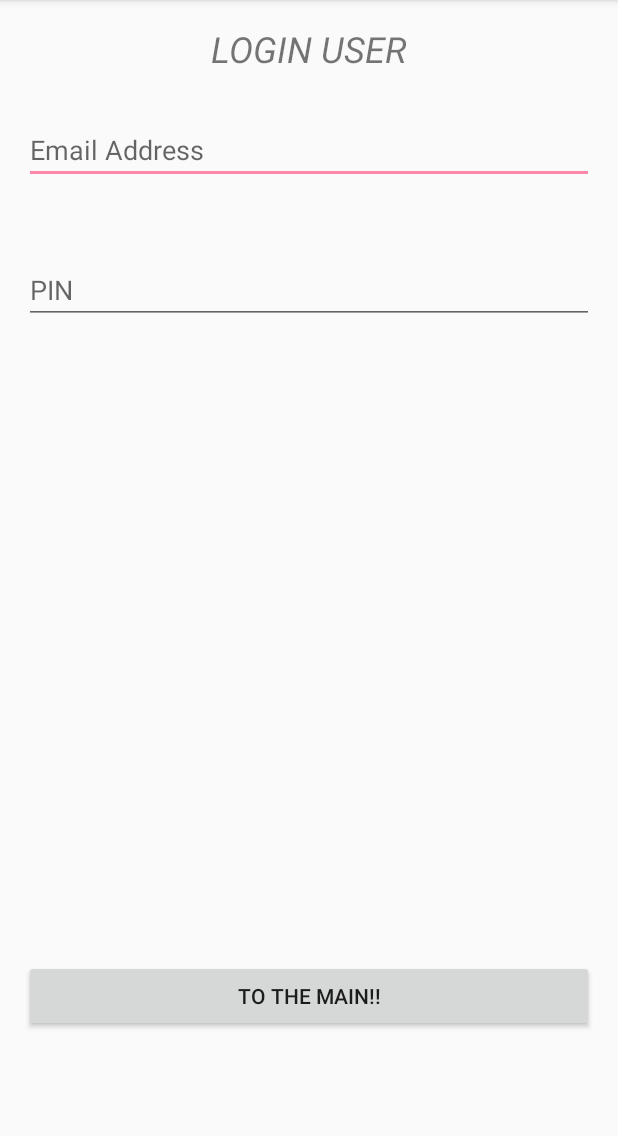
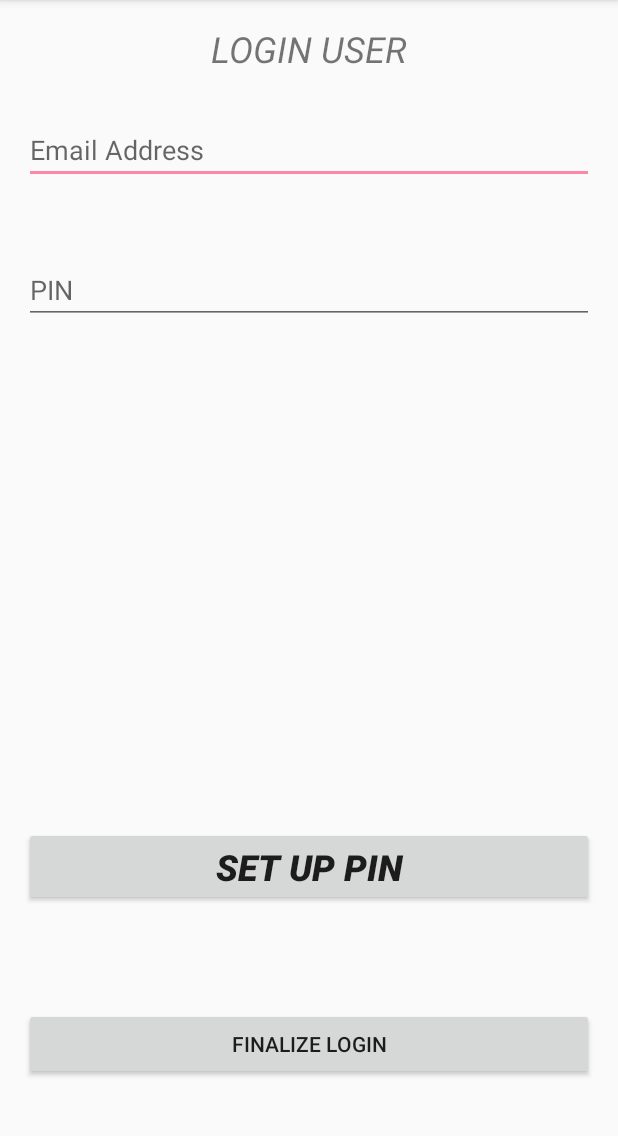
Before and after one commit to kazetrend/TCCS_ClockIn, an Android app: the screen it shows after launch (registeractivity), on a phone screen of 412 x 824 dp, the part 84-1220 px from its top. Run offline under Robolectric (Android 15) with nearby library versions, the phone set to English and light mode, and no system bars; our stand-ins replace Volley; libraries missing offline, so code that uses them is left out: com.afollestad.materialdialogs; 3 statements that could not run were skipped.

Commit message:
where are my changes!!

```diff
--- a/app/src/main/java/com/example/jirehcordova/tccs_clockin/MainActivity.java
+++ b/app/src/main/java/com/example/jirehcordova/tccs_clockin/MainActivity.java
@@ -45,7 +45,7 @@ public class MainActivity extends PinActivity implements View.OnClickListener {
         btn.setText("CLOCK IN");
         btn.setOnClickListener(this);
 
-        Button pinSet = (Button)findViewById(R.id.pinSetUp);
+        /*Button pinSet = (Button)findViewById(R.id.pinSetUp);
         final LinearLayout zz = (LinearLayout) findViewById(R.id.line);
         pinSet.setOnClickListener(new View.OnClickListener(){
             @Override
@@ -55,7 +55,7 @@ public class MainActivity extends PinActivity implements View.OnClickListener {
                 intent.putExtra(AppLock.EXTRA_TYPE, AppLock.ENABLE_PINLOCK);
                 startActivityForResult(intent, REQUEST_CODE_ENABLE);
             }
-        });
+        });*/
 
         prefs = getSharedPreferences("name", Context.MODE_PRIVATE);
 
--- a/app/src/main/java/com/example/jirehcordova/tccs_clockin/registeractivity.java
+++ b/app/src/main/java/com/example/jirehcordova/tccs_clockin/registeractivity.java
@@ -10,6 +10,7 @@ import android.util.Log;
 import android.view.View;
 import android.widget.Button;
 import android.widget.EditText;
+import android.widget.LinearLayout;
 import android.widget.Toast;
 import com.afollestad.materialdialogs.MaterialDialog;
 import com.android.volley.Request;
@@ -25,6 +26,8 @@ import com.android.volley.toolbox.StringRequest;
 
 import org.json.JSONArray;
 import org.json.JSONObject;
+
+import com.github.orangegangsters.lollipin.lib.managers.AppLock;
 import com.google.gson.Gson;
 import org.json.JSONException;
 import java.util.HashMap;
@@ -39,6 +42,7 @@ import com.example.jirehcordova.tccs_clockin.model.User;
 public class registeractivity extends AppCompatActivity {
 
     private static final String JSON_OBJECT_REQUEST_URL = "http://10.0.0.2:8080/api/login";
+    private static final int REQUEST_CODE_ENABLE = 11;
 
     @Override
     protected void onCreate(Bundle savedInstanceState) {
@@ -48,6 +52,18 @@ public class registeractivity extends AppCompatActivity {
         final EditText pin = (EditText)findViewById(R.id.Pin);
         final EditText email = (EditText)findViewById(R.id.email);
         Button bregister = (Button)findViewById(R.id.submit);
+
+        Button pinSet = (Button)findViewById(R.id.pinSetUp);
+        final LinearLayout zz = (LinearLayout) findViewById(R.id.line);
+        pinSet.setOnClickListener(new View.OnClickListener(){
+            @Override
+            public void onClick(View button){
+                zz.removeView(button);
+                Intent intent = new Intent(registeractivity.this, CustomPinActivity.class);
+                intent.putExtra(AppLock.EXTRA_TYPE, AppLock.ENABLE_PINLOCK);
+                startActivityForResult(intent, REQUEST_CODE_ENABLE);
+            }
+        });
 
        // client.execute();
         bregister.setOnClickListener(new View.OnClickListener(){
--- a/app/src/main/res/layout/activity_registeractivity.xml
+++ b/app/src/main/res/layout/activity_registeractivity.xml
@@ -9,16 +9,6 @@
     android:paddingRight="@dimen/activity_horizontal_margin"
     android:paddingTop="@dimen/activity_vertical_margin"
     >
-
-    <Button
-        android:text="TO THE MAIN!!"
-        android:layout_width="match_parent"
-        android:layout_height="wrap_content"
-        android:id="@+id/submit"
-        android:layout_alignParentBottom="true"
-        android:layout_alignParentLeft="true"
-        android:layout_alignParentStart="true"
-        android:layout_marginBottom="64dp" />
 
     <TextView
         android:text="LOGIN USER"
@@ -54,4 +44,37 @@
         android:layout_below="@+id/email"
         android:layout_alignParentStart="true" />
 
+    <LinearLayout
+        android:orientation="horizontal"
+        android:layout_width="match_parent"
+        android:layout_height="wrap_content"
+        android:id="@+id/line"
+        android:layout_alignBottom="@+id/submit"
+        android:layout_alignParentStart="true">
+
+    </LinearLayout>
+
+    <Button
+        android:text="Finalize Login"
+        android:layout_width="match_parent"
+        android:layout_height="wrap_content"
+        android:id="@+id/submit"
+        android:layout_weight="1"
+        android:textAlignment="center"
+        android:layout_alignParentBottom="true"
+        android:layout_alignParentStart="true"
+        android:layout_marginBottom="32dp" />
+
+    <Button
+        android:text="SET UP PIN"
+        android:layout_width="match_parent"
+        android:layout_height="wrap_content"
+        android:id="@+id/pinSetUp"
+        android:textSize="24sp"
+        android:textStyle="bold|italic"
+        android:textAlignment="center"
+        android:layout_marginBottom="68dp"
+        android:layout_above="@+id/submit"
+        android:layout_alignParentEnd="true" />
+
 </RelativeLayout>
```
Also changed, not shown: app/src/main/res/layout/activity_main.xml (+0 -22 lines).
